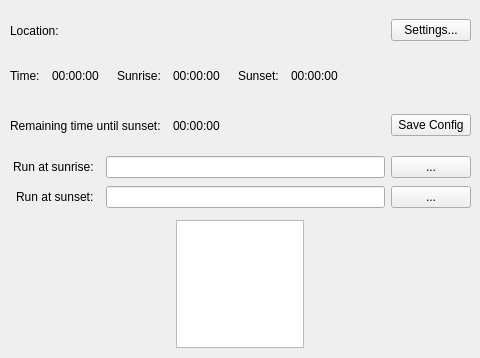
This is QtSsMainWindow.ui in mairda/QtSunsetter as Qt 5 draws it before an edit. The edited form follows.
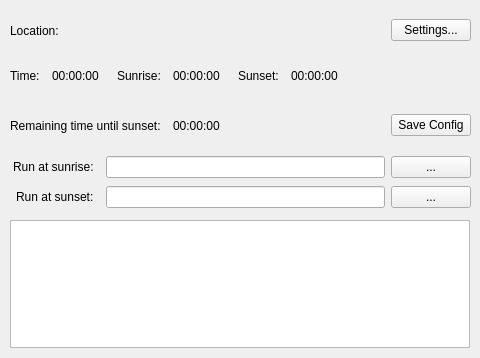
This is the edited form.

Commit message: Extended the sky view to the full width of the main window. Due to the large width I adjusted the sun/moon position to rise to the top and cross horizontally at the top for a long way before setting.

The edit to the form file:
```diff
--- a/QtSsMainWindow.ui
+++ b/QtSsMainWindow.ui
@@ -418,9 +418,9 @@
   <widget class="QGraphicsView" name="dayIcon">
    <property name="geometry">
     <rect>
-     <x>176</x>
+     <x>10</x>
      <y>220</y>
-     <width>128</width>
+     <width>460</width>
      <height>128</height>
     </rect>
    </property>
@@ -443,7 +443,7 @@
     <rectf>
      <x>0.000000000000000</x>
      <y>0.000000000000000</y>
-     <width>128.000000000000000</width>
+     <width>460.000000000000000</width>
      <height>128.000000000000000</height>
     </rectf>
    </property>
```
The commit also changes 2 other files.
